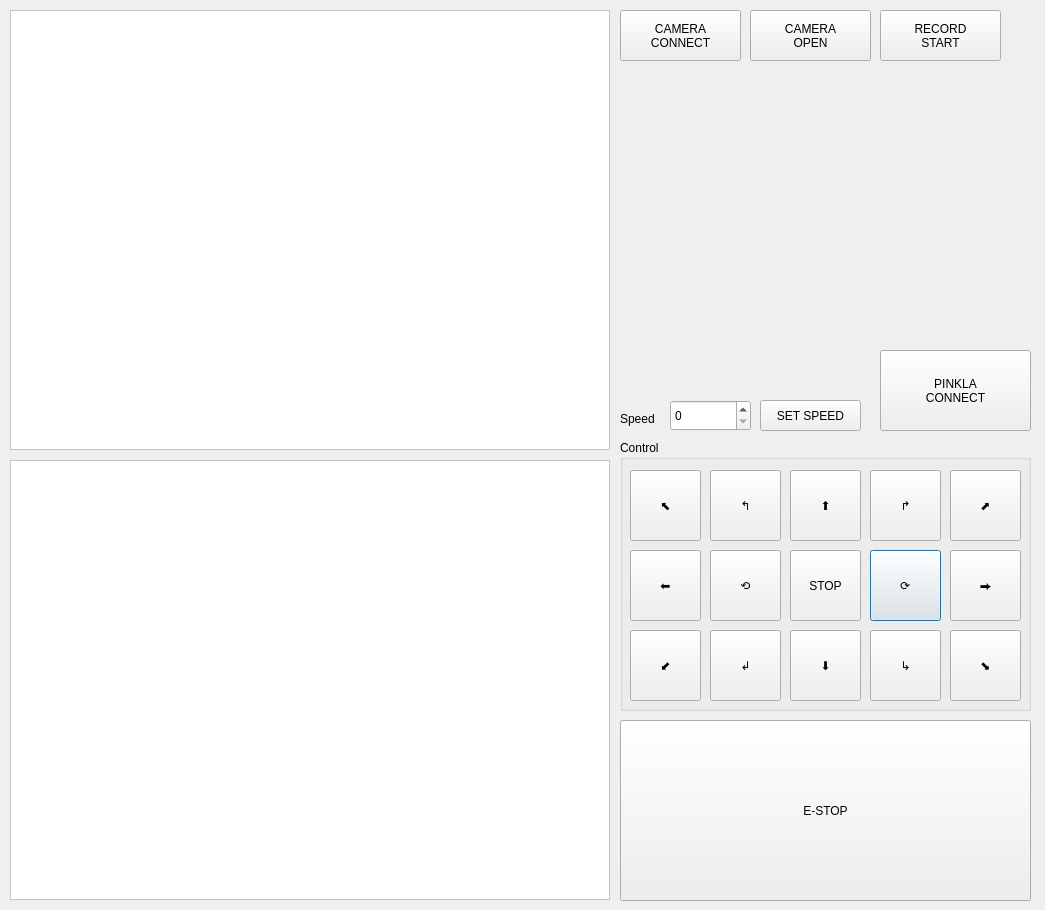
Before: the Qt Designer form src/pinkla_qt/gui.ui in addinedu-ros-4th/deeplearning-repo-2, drawn with Qt 5.
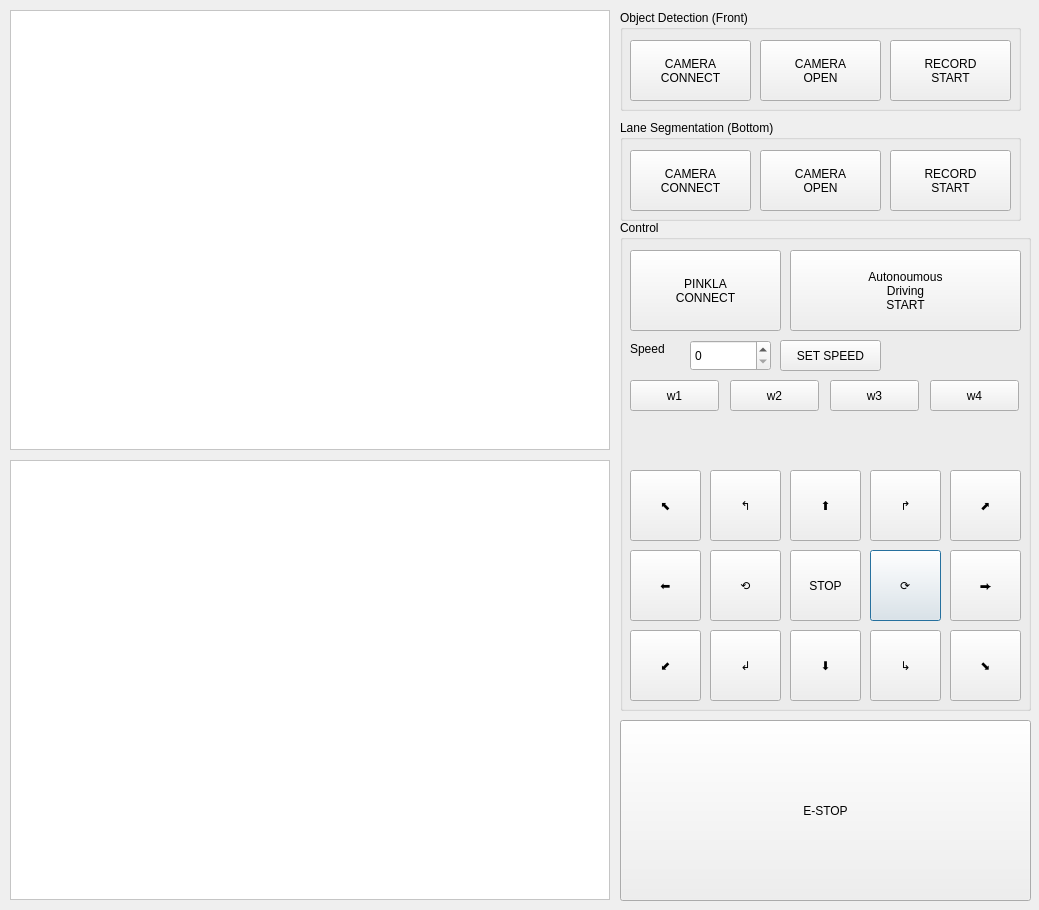
After: the same form once the commit is applied.

Commit message: cam streaming done, code minimize

```diff
--- a/src/pinkla_qt/gui.ui
+++ b/src/pinkla_qt/gui.ui
@@ -9,7 +9,7 @@
    <rect>
     <x>0</x>
     <y>0</y>
-    <width>1045</width>
+    <width>1039</width>
     <height>910</height>
    </rect>
   </property>
@@ -20,7 +20,7 @@
    <property name="geometry">
     <rect>
      <x>10</x>
-     <y>10</y>
+     <y>460</y>
      <width>600</width>
      <height>440</height>
     </rect>
@@ -39,9 +39,9 @@
    <property name="geometry">
     <rect>
      <x>620</x>
-     <y>440</y>
+     <y>220</y>
      <width>411</width>
-     <height>271</height>
+     <height>491</height>
     </rect>
    </property>
    <property name="title">
@@ -51,7 +51,7 @@
     <property name="geometry">
      <rect>
       <x>250</x>
-      <y>110</y>
+      <y>330</y>
       <width>71</width>
       <height>71</height>
      </rect>
@@ -64,7 +64,7 @@
     <property name="geometry">
      <rect>
       <x>10</x>
-      <y>30</y>
+      <y>250</y>
       <width>71</width>
       <height>71</height>
      </rect>
@@ -77,7 +77,7 @@
     <property name="geometry">
      <rect>
       <x>10</x>
-      <y>190</y>
+      <y>410</y>
       <width>71</width>
       <height>71</height>
      </rect>
@@ -90,7 +90,7 @@
     <property name="geometry">
      <rect>
       <x>170</x>
-      <y>190</y>
+      <y>410</y>
       <width>71</width>
       <height>71</height>
      </rect>
@@ -103,7 +103,7 @@
     <property name="geometry">
      <rect>
       <x>10</x>
-      <y>110</y>
+      <y>330</y>
       <width>71</width>
       <height>71</height>
      </rect>
@@ -116,7 +116,7 @@
     <property name="geometry">
      <rect>
       <x>170</x>
-      <y>30</y>
+      <y>250</y>
       <width>71</width>
       <height>71</height>
      </rect>
@@ -129,7 +129,7 @@
     <property name="geometry">
      <rect>
       <x>250</x>
-      <y>190</y>
+      <y>410</y>
       <width>71</width>
       <height>71</height>
      </rect>
@@ -142,7 +142,7 @@
     <property name="geometry">
      <rect>
       <x>330</x>
-      <y>110</y>
+      <y>330</y>
       <width>71</width>
       <height>71</height>
      </rect>
@@ -155,7 +155,7 @@
     <property name="geometry">
      <rect>
       <x>250</x>
-      <y>30</y>
+      <y>250</y>
       <width>71</width>
       <height>71</height>
      </rect>
@@ -168,7 +168,7 @@
     <property name="geometry">
      <rect>
       <x>90</x>
-      <y>190</y>
+      <y>410</y>
       <width>71</width>
       <height>71</height>
      </rect>
@@ -181,7 +181,7 @@
     <property name="geometry">
      <rect>
       <x>330</x>
-      <y>30</y>
+      <y>250</y>
       <width>71</width>
       <height>71</height>
      </rect>
@@ -194,7 +194,7 @@
     <property name="geometry">
      <rect>
       <x>330</x>
-      <y>190</y>
+      <y>410</y>
       <width>71</width>
       <height>71</height>
      </rect>
@@ -207,7 +207,7 @@
     <property name="geometry">
      <rect>
       <x>170</x>
-      <y>110</y>
+      <y>330</y>
       <width>71</width>
       <height>71</height>
      </rect>
@@ -220,7 +220,7 @@
     <property name="geometry">
      <rect>
       <x>90</x>
-      <y>30</y>
+      <y>250</y>
       <width>71</width>
       <height>71</height>
      </rect>
@@ -233,7 +233,7 @@
     <property name="geometry">
      <rect>
       <x>90</x>
-      <y>110</y>
+      <y>330</y>
       <width>71</width>
       <height>71</height>
      </rect>
@@ -242,6 +242,123 @@
      <string>⟲</string>
     </property>
    </widget>
+   <widget class="QPushButton" name="btn_w4">
+    <property name="geometry">
+     <rect>
+      <x>310</x>
+      <y>160</y>
+      <width>89</width>
+      <height>31</height>
+     </rect>
+    </property>
+    <property name="text">
+     <string>w4</string>
+    </property>
+   </widget>
+   <widget class="QPushButton" name="btn_setspeed">
+    <property name="geometry">
+     <rect>
+      <x>160</x>
+      <y>120</y>
+      <width>101</width>
+      <height>31</height>
+     </rect>
+    </property>
+    <property name="text">
+     <string>SET SPEED</string>
+    </property>
+   </widget>
+   <widget class="QPushButton" name="btn_auto">
+    <property name="geometry">
+     <rect>
+      <x>170</x>
+      <y>30</y>
+      <width>231</width>
+      <height>81</height>
+     </rect>
+    </property>
+    <property name="text">
+     <string>Autonoumous
+Driving
+START</string>
+    </property>
+   </widget>
+   <widget class="QPushButton" name="btn_w1">
+    <property name="geometry">
+     <rect>
+      <x>10</x>
+      <y>160</y>
+      <width>89</width>
+      <height>31</height>
+     </rect>
+    </property>
+    <property name="text">
+     <string>w1</string>
+    </property>
+   </widget>
+   <widget class="QLabel" name="label">
+    <property name="geometry">
+     <rect>
+      <x>10</x>
+      <y>120</y>
+      <width>51</width>
+      <height>17</height>
+     </rect>
+    </property>
+    <property name="text">
+     <string>Speed</string>
+    </property>
+   </widget>
+   <widget class="QPushButton" name="btn_pinkla_socket">
+    <property name="geometry">
+     <rect>
+      <x>10</x>
+      <y>30</y>
+      <width>151</width>
+      <height>81</height>
+     </rect>
+    </property>
+    <property name="text">
+     <string>PINKLA
+CONNECT</string>
+    </property>
+   </widget>
+   <widget class="QPushButton" name="btn_w2">
+    <property name="geometry">
+     <rect>
+      <x>110</x>
+      <y>160</y>
+      <width>89</width>
+      <height>31</height>
+     </rect>
+    </property>
+    <property name="text">
+     <string>w2</string>
+    </property>
+   </widget>
+   <widget class="QSpinBox" name="spin_speed">
+    <property name="geometry">
+     <rect>
+      <x>70</x>
+      <y>120</y>
+      <width>81</width>
+      <height>31</height>
+     </rect>
+    </property>
+   </widget>
+   <widget class="QPushButton" name="btn_w3">
+    <property name="geometry">
+     <rect>
+      <x>210</x>
+      <y>160</y>
+      <width>89</width>
+      <height>31</height>
+     </rect>
+    </property>
+    <property name="text">
+     <string>w3</string>
+    </property>
+   </widget>
   </widget>
   <widget class="QPushButton" name="btn_ems">
    <property name="geometry">
@@ -256,103 +373,11 @@
     <string>E-STOP</string>
    </property>
   </widget>
-  <widget class="QSpinBox" name="spin_speed">
-   <property name="geometry">
-    <rect>
-     <x>670</x>
-     <y>400</y>
-     <width>81</width>
-     <height>31</height>
-    </rect>
-   </property>
-  </widget>
-  <widget class="QLabel" name="label">
-   <property name="geometry">
-    <rect>
-     <x>620</x>
-     <y>410</y>
-     <width>67</width>
-     <height>17</height>
-    </rect>
-   </property>
-   <property name="text">
-    <string>Speed</string>
-   </property>
-  </widget>
-  <widget class="QPushButton" name="btn_setspeed">
-   <property name="geometry">
-    <rect>
-     <x>760</x>
-     <y>400</y>
-     <width>101</width>
-     <height>31</height>
-    </rect>
-   </property>
-   <property name="text">
-    <string>SET SPEED</string>
-   </property>
-  </widget>
-  <widget class="QPushButton" name="btn_camera">
-   <property name="geometry">
-    <rect>
-     <x>750</x>
-     <y>10</y>
-     <width>121</width>
-     <height>51</height>
-    </rect>
-   </property>
-   <property name="text">
-    <string>CAMERA
-OPEN</string>
-   </property>
-  </widget>
-  <widget class="QPushButton" name="btn_record">
-   <property name="geometry">
-    <rect>
-     <x>880</x>
-     <y>10</y>
-     <width>121</width>
-     <height>51</height>
-    </rect>
-   </property>
-   <property name="text">
-    <string>RECORD
-START</string>
-   </property>
-  </widget>
-  <widget class="QPushButton" name="btn_cam_socket">
-   <property name="geometry">
-    <rect>
-     <x>620</x>
-     <y>10</y>
-     <width>121</width>
-     <height>51</height>
-    </rect>
-   </property>
-   <property name="text">
-    <string>CAMERA
-CONNECT</string>
-   </property>
-  </widget>
-  <widget class="QPushButton" name="btn_pinkla_socket">
-   <property name="geometry">
-    <rect>
-     <x>880</x>
-     <y>350</y>
-     <width>151</width>
-     <height>81</height>
-    </rect>
-   </property>
-   <property name="text">
-    <string>PINKLA
-CONNECT</string>
-   </property>
-  </widget>
   <widget class="QLabel" name="label_pixmap_2">
    <property name="geometry">
     <rect>
      <x>10</x>
-     <y>460</y>
+     <y>10</y>
      <width>600</width>
      <height>440</height>
     </rect>
@@ -367,6 +392,116 @@
     <string/>
    </property>
   </widget>
+  <widget class="QGroupBox" name="groupBox_2">
+   <property name="geometry">
+    <rect>
+     <x>620</x>
+     <y>10</y>
+     <width>401</width>
+     <height>101</height>
+    </rect>
+   </property>
+   <property name="title">
+    <string>Object Detection (Front)</string>
+   </property>
+   <widget class="QPushButton" name="btn_cam_socket_2">
+    <property name="geometry">
+     <rect>
+      <x>10</x>
+      <y>30</y>
+      <width>121</width>
+      <height>61</height>
+     </rect>
+    </property>
+    <property name="text">
+     <string>CAMERA
+CONNECT</string>
+    </property>
+   </widget>
+   <widget class="QPushButton" name="btn_camera_2">
+    <property name="geometry">
+     <rect>
+      <x>140</x>
+      <y>30</y>
+      <width>121</width>
+      <height>61</height>
+     </rect>
+    </property>
+    <property name="text">
+     <string>CAMERA
+OPEN</string>
+    </property>
+   </widget>
+   <widget class="QPushButton" name="btn_record_2">
+    <property name="geometry">
+     <rect>
+      <x>270</x>
+      <y>30</y>
+      <width>121</width>
+      <height>61</height>
+     </rect>
+    </property>
+    <property name="text">
+     <string>RECORD
+START</string>
+    </property>
+   </widget>
+  </widget>
+  <widget class="QGroupBox" name="groupBox_3">
+   <property name="geometry">
+    <rect>
+     <x>620</x>
+     <y>120</y>
+     <width>401</width>
+     <height>101</height>
+    </rect>
+   </property>
+   <property name="title">
+    <string>Lane Segmentation (Bottom)</string>
+   </property>
+   <widget class="QPushButton" name="btn_cam_socket">
+    <property name="geometry">
+     <rect>
+      <x>10</x>
+      <y>30</y>
+      <width>121</width>
+      <height>61</height>
+     </rect>
+    </property>
+    <property name="text">
+     <string>CAMERA
+CONNECT</string>
+    </property>
+   </widget>
+   <widget class="QPushButton" name="btn_camera">
+    <property name="geometry">
+     <rect>
+      <x>140</x>
+      <y>30</y>
+      <width>121</width>
+      <height>61</height>
+     </rect>
+    </property>
+    <property name="text">
+     <string>CAMERA
+OPEN</string>
+    </property>
+   </widget>
+   <widget class="QPushButton" name="btn_record">
+    <property name="geometry">
+     <rect>
+      <x>270</x>
+      <y>30</y>
+      <width>121</width>
+      <height>61</height>
+     </rect>
+    </property>
+    <property name="text">
+     <string>RECORD
+START</string>
+    </property>
+   </widget>
+  </widget>
  </widget>
  <resources/>
  <connections/>
```
The commit also changes 1 other file.
